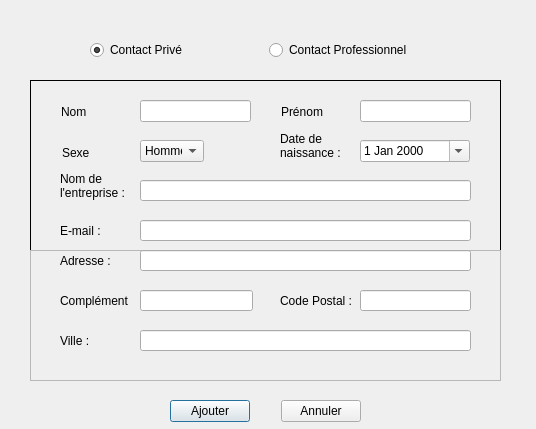
The window that ajoutcontactdialog.ui (YannRaulet/projetCpp1) describes before a commit, drawn with Qt 5.
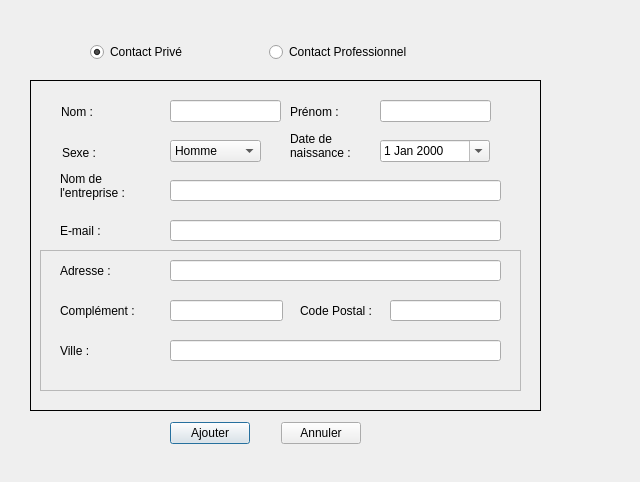
The same window after the commit.

The edit to the form file:
```diff
--- a/ajoutcontactdialog.ui
+++ b/ajoutcontactdialog.ui
@@ -6,8 +6,8 @@
    <rect>
     <x>0</x>
     <y>0</y>
-    <width>536</width>
-    <height>429</height>
+    <width>640</width>
+    <height>482</height>
    </rect>
   </property>
   <property name="windowTitle">
@@ -18,8 +18,8 @@
     <rect>
      <x>30</x>
      <y>80</y>
-     <width>471</width>
-     <height>301</height>
+     <width>511</width>
+     <height>331</height>
     </rect>
    </property>
    <property name="frameShape">
@@ -36,7 +36,7 @@
      <rect>
       <x>32</x>
       <y>62</y>
-      <width>31</width>
+      <width>51</width>
       <height>21</height>
      </rect>
     </property>
@@ -50,9 +50,9 @@
    <widget class="QLabel" name="label_2">
     <property name="geometry">
      <rect>
-      <x>251</x>
+      <x>260</x>
       <y>21</y>
-      <width>43</width>
+      <width>71</width>
       <height>21</height>
      </rect>
     </property>
@@ -66,7 +66,7 @@
    <widget class="QLineEdit" name="firstnameInput">
     <property name="geometry">
      <rect>
-      <x>330</x>
+      <x>350</x>
       <y>20</y>
       <width>111</width>
       <height>22</height>
@@ -79,9 +79,9 @@
    <widget class="QComboBox" name="sexCBox">
     <property name="geometry">
      <rect>
-      <x>110</x>
+      <x>140</x>
       <y>60</y>
-      <width>64</width>
+      <width>91</width>
       <height>22</height>
      </rect>
     </property>
@@ -105,7 +105,7 @@
    <widget class="QLabel" name="birthdateLabel">
     <property name="geometry">
      <rect>
-      <x>250</x>
+      <x>260</x>
       <y>50</y>
       <width>81</width>
       <height>31</height>
@@ -124,7 +124,7 @@
     </property>
     <property name="geometry">
      <rect>
-      <x>330</x>
+      <x>350</x>
       <y>60</y>
       <width>110</width>
       <height>22</height>
@@ -167,7 +167,7 @@
    <widget class="QLineEdit" name="mailInput">
     <property name="geometry">
      <rect>
-      <x>110</x>
+      <x>140</x>
       <y>140</y>
       <width>331</width>
       <height>21</height>
@@ -182,7 +182,7 @@
      <rect>
       <x>30</x>
       <y>90</y>
-      <width>71</width>
+      <width>91</width>
       <height>31</height>
      </rect>
     </property>
@@ -196,7 +196,7 @@
    <widget class="QLineEdit" name="companyInput">
     <property name="geometry">
      <rect>
-      <x>110</x>
+      <x>140</x>
       <y>100</y>
       <width>331</width>
       <height>21</height>
@@ -209,10 +209,10 @@
    <widget class="QFrame" name="frameAddress">
     <property name="geometry">
      <rect>
-      <x>0</x>
+      <x>10</x>
       <y>170</y>
-      <width>471</width>
-      <height>131</height>
+      <width>481</width>
+      <height>141</height>
      </rect>
     </property>
     <property name="frameShape">
@@ -224,9 +224,9 @@
     <widget class="QLabel" name="label_4">
      <property name="geometry">
       <rect>
-       <x>30</x>
-       <y>0</y>
-       <width>51</width>
+       <x>20</x>
+       <y>10</y>
+       <width>71</width>
        <height>21</height>
       </rect>
      </property>
@@ -240,8 +240,8 @@
     <widget class="QLineEdit" name="complementInput">
      <property name="geometry">
       <rect>
-       <x>110</x>
-       <y>40</y>
+       <x>130</x>
+       <y>50</y>
        <width>113</width>
        <height>21</height>
       </rect>
@@ -253,9 +253,9 @@
     <widget class="QLabel" name="label_6">
      <property name="geometry">
       <rect>
-       <x>250</x>
-       <y>40</y>
-       <width>71</width>
+       <x>260</x>
+       <y>50</y>
+       <width>91</width>
        <height>21</height>
       </rect>
      </property>
@@ -269,8 +269,8 @@
     <widget class="QLabel" name="label_7">
      <property name="geometry">
       <rect>
-       <x>30</x>
-       <y>80</y>
+       <x>20</x>
+       <y>90</y>
        <width>61</width>
        <height>21</height>
       </rect>
@@ -285,9 +285,9 @@
     <widget class="QLabel" name="label_5">
      <property name="geometry">
       <rect>
-       <x>30</x>
-       <y>40</y>
-       <width>71</width>
+       <x>20</x>
+       <y>50</y>
+       <width>101</width>
        <height>21</height>
       </rect>
      </property>
@@ -301,8 +301,8 @@
     <widget class="QLineEdit" name="postalcodeInput">
      <property name="geometry">
       <rect>
-       <x>330</x>
-       <y>40</y>
+       <x>350</x>
+       <y>50</y>
        <width>111</width>
        <height>21</height>
       </rect>
@@ -317,8 +317,8 @@
     <widget class="QLineEdit" name="cityInput">
      <property name="geometry">
       <rect>
-       <x>110</x>
-       <y>80</y>
+       <x>130</x>
+       <y>90</y>
        <width>331</width>
        <height>21</height>
       </rect>
@@ -330,8 +330,8 @@
     <widget class="QLineEdit" name="addressInput">
      <property name="geometry">
       <rect>
-       <x>110</x>
-       <y>0</y>
+       <x>130</x>
+       <y>10</y>
        <width>331</width>
        <height>21</height>
       </rect>
@@ -344,7 +344,7 @@
    <widget class="QLineEdit" name="lastnameInput">
     <property name="geometry">
      <rect>
-      <x>110</x>
+      <x>140</x>
       <y>20</y>
       <width>111</width>
       <height>22</height>
@@ -359,7 +359,7 @@
      <rect>
       <x>31</x>
       <y>21</y>
-      <width>28</width>
+      <width>41</width>
       <height>21</height>
      </rect>
     </property>
@@ -390,7 +390,7 @@
      <x>90</x>
      <y>40</y>
      <width>351</width>
-     <height>21</height>
+     <height>25</height>
     </rect>
    </property>
    <layout class="QHBoxLayout" name="horizontalLayout">
@@ -420,9 +420,9 @@
    <property name="geometry">
     <rect>
      <x>170</x>
-     <y>400</y>
+     <y>420</y>
      <width>191</width>
-     <height>23</height>
+     <height>27</height>
     </rect>
    </property>
    <layout class="QHBoxLayout" name="horizontalLayout_2">
```
